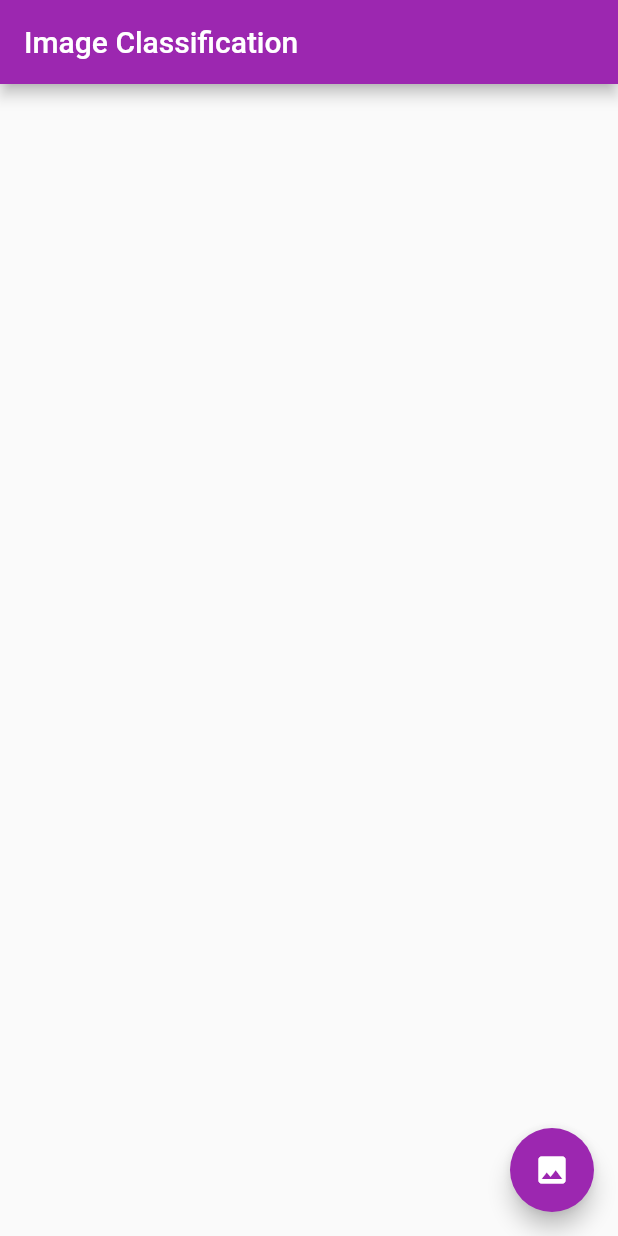
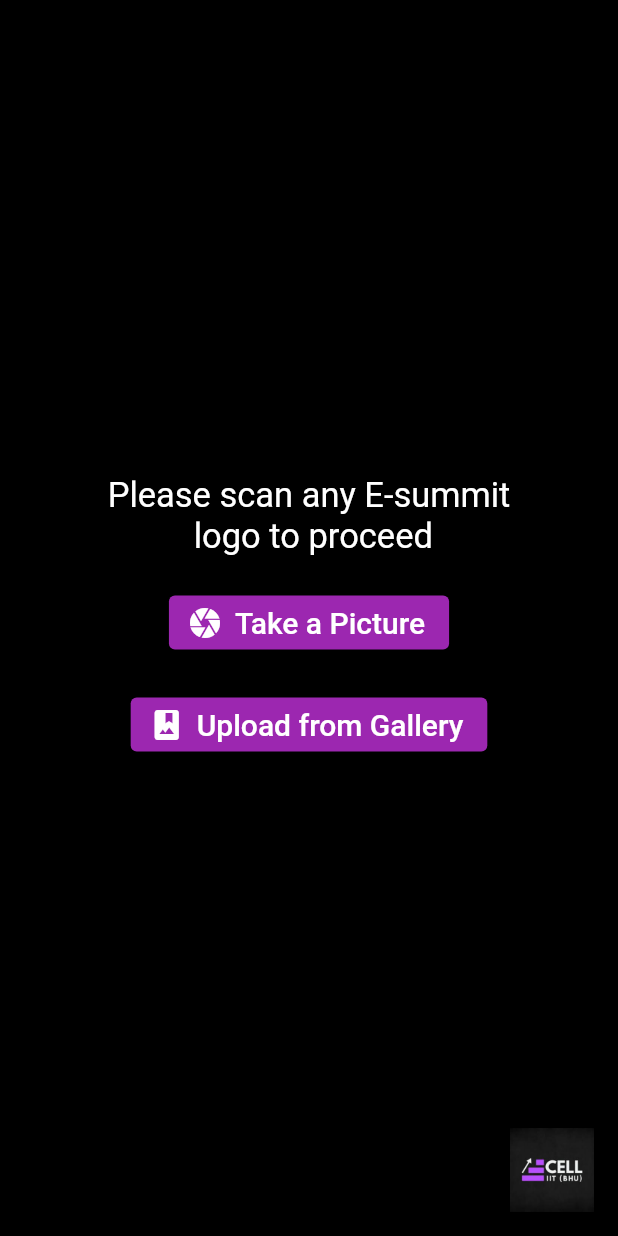
Before and after one commit to bayush-9/E-summit-logo-identification, a Flutter app: the screen it shows after launch, on a phone screen of 412 x 824 dp. Run offline on Flutter 3.47's test engine with Material 2 defaults, Android fonts, the light colour scheme and no system bars; our stand-ins replace image_picker; missing offline and left inert: tflite.

Commit message:
updated tensorflow model and minoe UI changes

```diff
--- a/assets/labels.txt
+++ b/assets/labels.txt
@@ -1,3 +1,2 @@
-0 ecell
-1 esummit
-2 other
+0 E summit
+1 E cell
--- a/lib/main.dart
+++ b/lib/main.dart
@@ -1,6 +1,7 @@
 import 'package:flutter/material.dart';
+import 'package:image_identifier/screens/splash_screen.dart';
 
-import 'home_page.dart';
+import 'screens/home_page.dart';
 
 void main() {
   runApp(const MyApp());
@@ -13,9 +14,9 @@ class MyApp extends StatelessWidget {
     return MaterialApp(
       title: 'Flutter Demo',
       theme: ThemeData(
-        primarySwatch: Colors.blue,
+        primarySwatch: Colors.purple,
       ),
-      home: Homepage(),
+      home: MySplashScreen(),
     );
   }
 }
--- a/lib/home_page.dart
+++ b/lib/screens/home_page.dart
@@ -1,5 +1,6 @@
 import 'package:flutter/material.dart';
 import 'package:image_picker/image_picker.dart';
+import 'package:url_launcher/url_launcher.dart';
 import 'dart:io';
 import 'dart:async';
 import 'package:tflite/tflite.dart';
@@ -25,7 +26,6 @@ class _HomepageState extends State<Homepage> {
     });
   }
 
-//Load the Tflite model
   loadModel() async {
     await Tflite.loadModel(
       model: "assets/model_unquant.tflite",
@@ -41,9 +41,12 @@ class _HomepageState extends State<Homepage> {
       imageMean: 127.5,
       imageStd: 127.5,
     );
+    print(output![0]['label']);
+    if (output[0]["label"] == '1 E cell') {
+      await launchUrl(Uri.parse('https://www.ecelliitbhu.com/'));
+    }
     setState(() {
       _loading = false;
-      //Declare List _outputs in the class which will be used to show the classified classs name and confidence
       _outputs = output;
     });
   }
@@ -63,76 +66,56 @@ class _HomepageState extends State<Homepage> {
   @override
   Widget build(BuildContext context) {
     return Scaffold(
-      appBar: AppBar(
-        title: const Text('Image Classification'),
-        backgroundColor: Colors.purple,
-      ),
+      backgroundColor: Colors.black,
       body: _loading
           ? Container(
               alignment: Alignment.center,
-              child: CircularProgressIndicator(),
+              child: const CircularProgressIndicator(),
             )
-          : Container(
+          : SizedBox(
               width: MediaQuery.of(context).size.width,
               child: Column(
                 crossAxisAlignment: CrossAxisAlignment.center,
                 mainAxisAlignment: MainAxisAlignment.center,
                 children: [
-                  _image == null ? Container() : Image.file(File(_image!.path)),
-                  SizedBox(
+                  _image == null
+                      ? const Text(
+                          "Please scan any E-summit \n logo to proceed",
+                          textAlign: TextAlign.center,
+                          style: TextStyle(color: Colors.white, fontSize: 23),
+                        )
+                      : Padding(
+                          padding: const EdgeInsets.all(18.0),
+                          child: Image.file(File(_image!.path)),
+                        ),
+                  const SizedBox(
                     height: 20,
                   ),
-                  _outputs != null
-                      ? Text(
-                          '${_outputs![0]["label"]}',
-                          style: TextStyle(
-                            color: Colors.black,
-                            fontSize: 20.0,
-                            background: Paint()..color = Colors.white,
-                          ),
-                        )
-                      : Container()
+                  ElevatedButton.icon(
+                    label: const Text(
+                      "Take a Picture",
+                      style: TextStyle(color: Colors.white, fontSize: 20.0),
+                    ),
+                    icon: Icon(Icons.camera),
+                    onPressed: openCamera,
+                  ),
+                  const Padding(padding: EdgeInsets.all(10.0)),
+                  ElevatedButton.icon(
+                    label: const Text(
+                      "Upload from Gallery",
+                      style: TextStyle(color: Colors.white, fontSize: 20.0),
+                    ),
+                    icon: Icon(Icons.photo_album),
+                    onPressed: openGallery,
+                  )
                 ],
               ),
             ),
       floatingActionButton: FloatingActionButton(
-        onPressed: _optiondialogbox,
-        backgroundColor: Colors.purple,
-        child: Icon(Icons.image),
+        onPressed: () {},
+        child: Image.asset('assets/ecell_logo_dark.jpeg'),
       ),
     );
-  }
-
-  //camera method
-  Future<void> _optiondialogbox() {
-    return showDialog(
-        context: context,
-        builder: (BuildContext context) {
-          return AlertDialog(
-            backgroundColor: Colors.purple,
-            content: SingleChildScrollView(
-              child: ListBody(
-                children: <Widget>[
-                  GestureDetector(
-                    child: Text(
-                      "Take a Picture",
-                      style: TextStyle(color: Colors.white, fontSize: 20.0),
-                    ),
-                    onTap: openCamera,
-                  ),
-                  Padding(padding: EdgeInsets.all(10.0)),
-                  GestureDetector(
-                    child: Text(
-                      "Select image ",
-                      style: TextStyle(color: Colors.white, fontSize: 20.0),
-                    ),
-                    onTap: openGallery,
-                  )
-                ],
-              ),
-            ),
-          );
-        });
   }
 
   Future openCamera() async {
@@ -143,7 +126,6 @@ class _HomepageState extends State<Homepage> {
     });
   }
 
-  //camera method
   Future openGallery() async {
     var piture = await _picker.getImage(source: ImageSource.gallery);
     setState(() {
--- a/pubspec.yaml
+++ b/pubspec.yaml
@@ -50,6 +50,7 @@ dev_dependencies:
   tflite:
   meta: ^1.1.1
   image_picker:
+  url_launcher: ^6.1.6
 
 # For information on the generic Dart part of this file, see the
 # following page: https://dart.dev/tools/pub/pubspec
@@ -66,6 +67,8 @@ flutter:
   assets:
   - assets/labels.txt
   - assets/model_unquant.tflite
+  - assets/ecell_logo_dark.jpeg
+
 
   # An image asset can refer to one or more resolution-specific "variants", see
   # https://flutter.dev/assets-and-images/#resolution-aware
```
Also changed, not shown: lib/screens/splash_screen.dart (added, +41 -0 lines), assets/ecell_logo_dark.jpeg (added), pubspec.lock, 7 other files.
